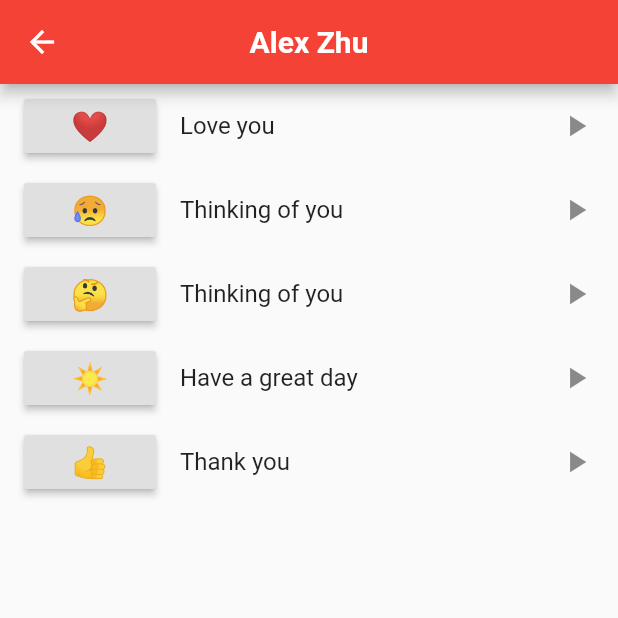
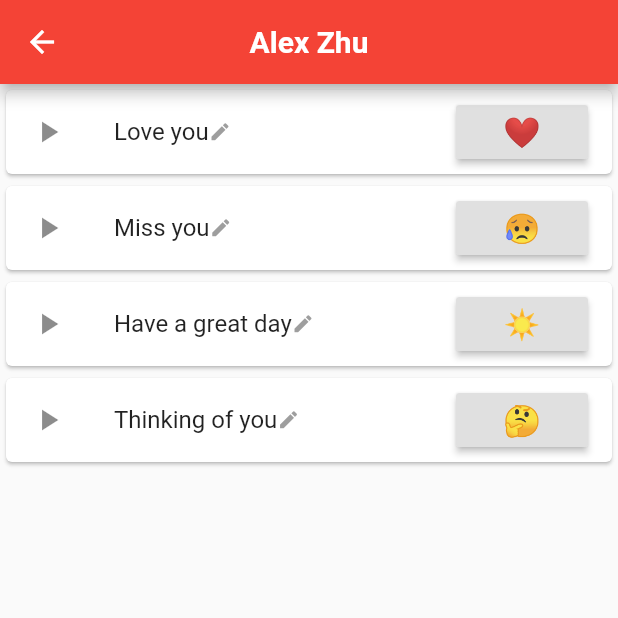
Before and after one commit to Preston12321/macathon-project, a Flutter app: the ContactPage screen opened directly, after a tap on "Alex Zhu", on a phone screen of 412 x 824 dp, the top half of it. Run offline on Flutter 3.47's test engine with Material 2 defaults, Android fonts, the phone set to English and light mode, and no system bars; our stand-ins replace bloc, firebase_auth, flutter_bloc; accounts and stored records are empty.

Commit message:
Cards and stuff

```diff
--- a/lib/ui/contact_page.dart
+++ b/lib/ui/contact_page.dart
@@ -13,14 +13,21 @@ class ContactPage extends StatelessWidget {
           'Contacts'
         ),
       ),
-      floatingActionButton: FloatingActionButton(child: Icon(Icons.add),onPressed: () {},),
+      floatingActionButton: FloatingActionButton(
+        child: Icon(
+            Icons.add
+        ),
+        onPressed: () {},
+        backgroundColor: Colors.red,
+      ),
       body: ListView(
+        padding: EdgeInsets.symmetric(vertical: 10, horizontal: 10),
         children: <Widget>[
+          ContactTile("Alex Zhu",""),
+          ContactTile("Bibiane Morakotkarn",""),
+          ContactTile("Gwyneth John",""),
           ContactTile("Mew Soisangwan",""),
-          ContactTile("Gwyneth John",""),
-          ContactTile("Alex Zhu",""),
           ContactTile("Yunze Wang",""),
-          ContactTile("Bibiane Morakotkarn",""),
         ],
       ),
     );
@@ -35,7 +42,8 @@ class ContactTile extends StatelessWidget {
 
   @override
   Widget build(BuildContext context) {
-    return ListTile(
+    return Card(
+      child: ListTile(
         leading: FlutterLogo(),
         title: Text(_name),
         onTap: () {
@@ -45,6 +53,7 @@ class ContactTile extends StatelessWidget {
             ),
           );
         },
+      ),
     );
   }
 }
--- a/lib/ui/log_page.dart
+++ b/lib/ui/log_page.dart
@@ -9,92 +9,56 @@ class LogPage extends StatelessWidget {
   Widget build(BuildContext context) {
     return Scaffold(
       appBar: AppBar(
-        centerTitle: true,
-        backgroundColor: Colors.red,
-        title: Text(
-          _name, //Replace with name of person later
-          style: TextStyle(fontWeight: FontWeight.bold),
-        )
-      ),
+          centerTitle: true,
+          backgroundColor: Colors.red,
+          title: Text(
+            _name, //Replace with name of person later
+            style: TextStyle(fontWeight: FontWeight.bold),
+          )),
       body: Column(
         children: <Widget>[
-          ListTile(
-            leading: RaisedButton(
-                onPressed: () {},
-                child: const Text(
-                    '❤',
-                    style: TextStyle(fontSize: 20)
-                )
-            ),
-            title: Text(
-                'Love you'
-            ),
-            trailing: Icon(
-                Icons.play_arrow
-            ),
-          ),
-          ListTile(
-            leading: RaisedButton(
-                onPressed: () {},
-                child: const Text(
-                    '😥',
-                    style: TextStyle(fontSize: 20)
-                )
-            ),
-            title: Text(
-                'Thinking of you'
-            ),
-            trailing: Icon(
-                Icons.play_arrow
-            ),
-          ),
-          ListTile(
-            leading: RaisedButton(
-                onPressed: () {},
-                child: const Text(
-                    '🤔',
-                    style: TextStyle(fontSize: 20)
-                )
-            ),
-            title: Text(
-                'Thinking of you'
-            ),
-            trailing: Icon(
-                Icons.play_arrow
-            ),
-          ),
-          ListTile(
-            leading: RaisedButton(
-                onPressed: () {},
-                child: const Text(
-                    '☀',
-                    style: TextStyle(fontSize: 20)
-                )
-            ),
-            title: Text(
-                'Have a great day'
-            ),
-            trailing: Icon(
-                Icons.play_arrow
-            ),
-          ),
-          ListTile(
-            leading: RaisedButton(
-                onPressed: () {},
-                child: const Text(
-                    '👍',
-                    style: TextStyle(fontSize: 20)
-                )
-            ),
-            title: Text(
-                'Thank you'
-            ),
-            trailing: Icon(
-                Icons.play_arrow
-            ),
-          ),
-        ],
+          MessageTile('Love you', '❤'),
+          MessageTile("Miss you", '😥'),
+          MessageTile('Have a great day', '☀'),
+          MessageTile('Thinking of you', '🤔'),
+          //MessageTile('Thank you', '👍'),
+        ]
       ),
     );
   }
 }
+
+class MessageTile extends StatelessWidget {
+  final String _name;
+  final String _buttontext;
+  const MessageTile(this._name, this._buttontext, {Key key}) : super(key: key);
+
+
+  @override
+    Widget build(BuildContext context) {
+      return Card(
+        child: ListTile(
+            leading: Icon(Icons.play_arrow),
+            title: Row(
+              children: <Widget>[
+                Text(_name),
+                Container(
+                  child: Icon(
+                    Icons.edit,
+                    size: 15,
+                    color: Colors.grey,
+                  ),
+                )
+              ],
+            ),
+            trailing: RaisedButton(
+              onPressed: () {},
+              child: Text(
+                  _buttontext,
+                style: TextStyle(fontSize: 20),
+              ),
+            ),
+        ),
+      );
+    }
+}
```
Lines whose indentation alone changed are shown as unchanged.
